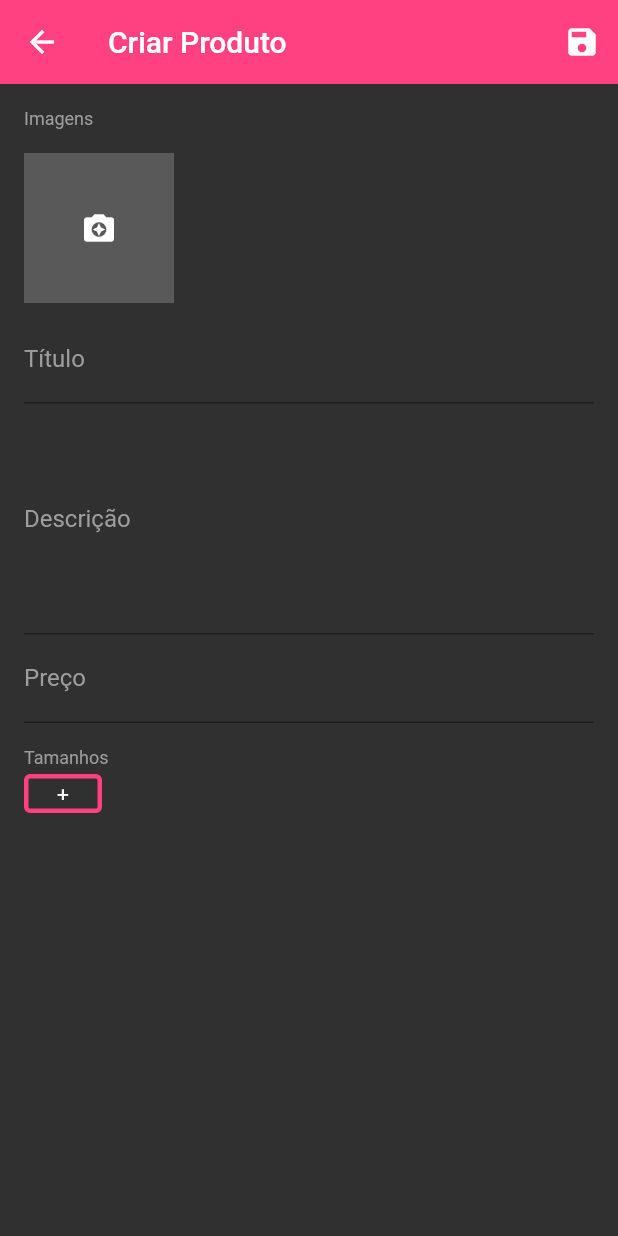
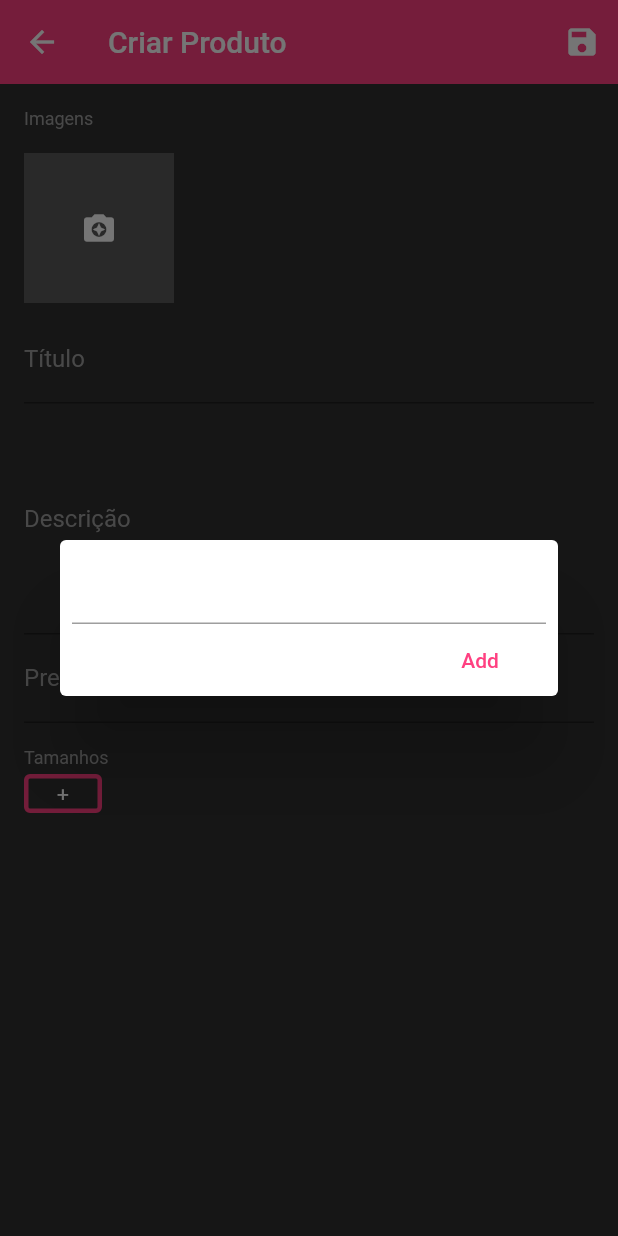
Before and after one commit to viniciusdds/Gerencia-Loja, a Flutter app: the ProductScreen screen opened directly, after a tap on an icon or button, on a phone screen of 412 x 824 dp. Run offline on Flutter 3.47's test engine with Material 2 defaults, Android fonts, the phone set to English and light mode, and no system bars; our stand-ins replace cloud_firestore, firebase_auth, firebase_storage, flutter_speed_dial, image_cropper, image_picker and 2 more; missing offline and left inert: bloc_pattern; accounts and stored records are empty.

Commit message:
sexta commit

```diff
--- a/lib/blocs/product_bloc.dart
+++ b/lib/blocs/product_bloc.dart
@@ -46,6 +46,10 @@ class ProductBloc extends BlocBase {
 
   void savePrice(String price){
     unsavedData["price"] = double.parse(price);
+  }
+
+  void saveSizes(List sizes){
+    unsavedData["sizes"] = sizes;
   }
 
   void saveImages(List images){
--- /dev/null
+++ b/lib/widgets/add_size_dialog.dart
@@ -0,0 +1,33 @@
+import 'package:flutter/material.dart';
+
+class AddSizeDialog extends StatelessWidget {
+
+  final _controller = TextEditingController();
+
+  @override
+  Widget build(BuildContext context) {
+    return Dialog(
+      child: Container(
+        padding: EdgeInsets.only(left: 8, right: 8, top: 8),
+        child: Column(
+          mainAxisSize: MainAxisSize.min,
+          children: <Widget>[
+            TextField(
+              controller: _controller,
+            ),
+            Container(
+              alignment: Alignment.centerRight,
+              child: FlatButton(
+                  child: Text("Add"),
+                  textColor: Colors.pinkAccent,
+                onPressed: (){
+                  Navigator.of(context).pop(_controller.text);
+                },
+              ),
+            )
+          ],
+        ),
+      ),
+    );
+  }
+}
--- a/lib/widgets/product_sizes.dart
+++ b/lib/widgets/product_sizes.dart
@@ -1,9 +1,11 @@
 import 'package:flutter/material.dart';
+import 'package:gerente_loja/widgets/add_size_dialog.dart';
 
 class ProductSizes extends FormField<List>{
 
   ProductSizes(
   {
+    BuildContext context,
     List initialValue,
     FormFieldSetter<List> onSaved,
     FormFieldValidator<List> validator,
@@ -46,14 +48,17 @@ class ProductSizes extends FormField<List>{
               }
           ).toList()..add(
               GestureDetector(
-                onTap: (){
-
+                onTap: () async {
+                  String size = await showDialog(context: context, builder: (context)=> AddSizeDialog());
+                  if(size != null){
+                    state.didChange(state.value..add(size));
+                  }
                 },
                 child: Container(
                   decoration: BoxDecoration(
                       borderRadius: BorderRadius.all(Radius.circular(4)),
                       border: Border.all(
-                          color: Colors.pinkAccent,
+                          color: state.hasError ? Colors.red : Colors.pinkAccent,
                           width: 3
                       )
                   ),
@@ -63,7 +68,7 @@ class ProductSizes extends FormField<List>{
                     style: TextStyle(color: Colors.white),
                   ),
                 ),
-              )
+              ),
           ),
         ),
       );
```
Also changed, not shown: lib/blocs/category_bloc.dart (added, +33 -0 lines), lib/screens/product_screen.dart (+7 -4 lines), lib/validators/product_validator.dart (+8 -0 lines), lib/widgets/category_tile.dart (+12 -3 lines), lib/widgets/edit_category_dialog.dart (added, +44 -0 lines).
